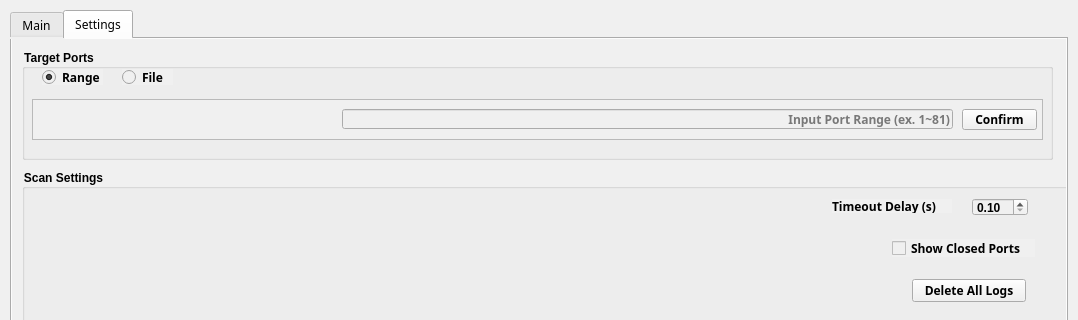
LvMok/TCP-Port-Scanner, file src/Scanner_ui.ui: the form before one commit; both pictures show x 0 to 1078 and y 0 to 320 of the 1078 by 668 pixel window.
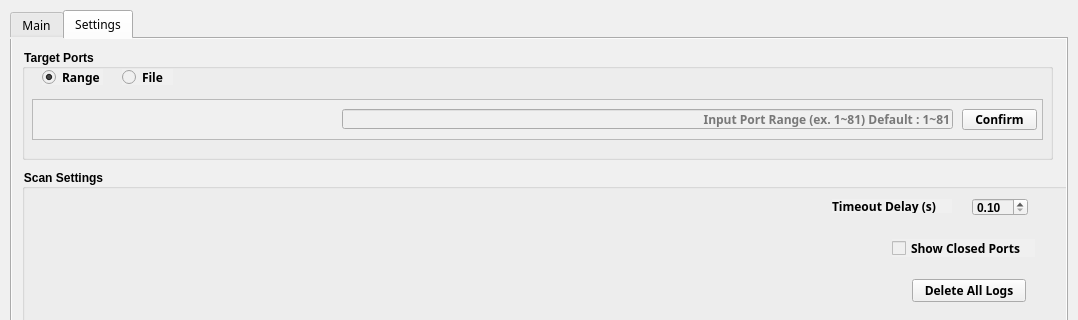
The form after the commit. The open tabs and pages were chosen to show the change. Icons and pictures are not drawn.

Diff of the .ui file:
```diff
--- a/src/Scanner_ui.ui
+++ b/src/Scanner_ui.ui
@@ -15,8 +15,8 @@
   </property>
   <property name="sizePolicy">
    <sizepolicy hsizetype="Expanding" vsizetype="Expanding">
-    <horstretch>1</horstretch>
-    <verstretch>1</verstretch>
+    <horstretch>100</horstretch>
+    <verstretch>100</verstretch>
    </sizepolicy>
   </property>
   <property name="minimumSize">
@@ -27,8 +27,8 @@
   </property>
   <property name="maximumSize">
    <size>
-    <width>16777215</width>
-    <height>16777215</height>
+    <width>1078</width>
+    <height>668</height>
    </size>
   </property>
   <property name="windowTitle">
@@ -41,6 +41,9 @@
   <property name="styleSheet">
    <string notr="true">background-color: rgb(240, 240, 240);</string>
   </property>
+  <property name="tabShape">
+   <enum>QTabWidget::Triangular</enum>
+  </property>
   <widget class="QWidget" name="centralwidget">
    <property name="enabled">
     <bool>true</bool>
@@ -51,7 +54,10 @@
      <verstretch>0</verstretch>
     </sizepolicy>
    </property>
-   <layout class="QGridLayout" name="gridLayout_2">
+   <layout class="QGridLayout" name="gridLayout_2" rowstretch="0" columnstretch="0">
+    <property name="sizeConstraint">
+     <enum>QLayout::SetMaximumSize</enum>
+    </property>
     <property name="leftMargin">
      <number>10</number>
     </property>
@@ -68,7 +74,10 @@
      <number>10</number>
     </property>
     <item row="0" column="0">
-     <layout class="QGridLayout" name="gridLayout">
+     <layout class="QGridLayout" name="gridLayout" rowstretch="0" columnstretch="0">
+      <property name="sizeConstraint">
+       <enum>QLayout::SetMinAndMaxSize</enum>
+      </property>
       <item row="0" column="0">
        <widget class="QTabWidget" name="tabWidget">
         <property name="sizePolicy">
@@ -83,6 +92,9 @@
           <italic>false</italic>
          </font>
         </property>
+        <property name="layoutDirection">
+         <enum>Qt::LeftToRight</enum>
+        </property>
         <property name="currentIndex">
          <number>0</number>
         </property>
@@ -241,6 +253,15 @@
          </widget>
         </widget>
         <widget class="QWidget" name="Setting_Tab">
+         <property name="sizePolicy">
+          <sizepolicy hsizetype="Expanding" vsizetype="Expanding">
+           <horstretch>1</horstretch>
+           <verstretch>1</verstretch>
+          </sizepolicy>
+         </property>
+         <property name="autoFillBackground">
+          <bool>false</bool>
+         </property>
          <attribute name="title">
           <string>Settings</string>
          </attribute>
@@ -253,6 +274,12 @@
             <height>111</height>
            </rect>
           </property>
+          <property name="sizePolicy">
+           <sizepolicy hsizetype="Expanding" vsizetype="Expanding">
+            <horstretch>0</horstretch>
+            <verstretch>0</verstretch>
+           </sizepolicy>
+          </property>
           <property name="font">
            <font>
             <weight>75</weight>
@@ -313,6 +340,12 @@
              <height>41</height>
             </rect>
            </property>
+           <property name="sizePolicy">
+            <sizepolicy hsizetype="Expanding" vsizetype="Expanding">
+             <horstretch>0</horstretch>
+             <verstretch>0</verstretch>
+            </sizepolicy>
+           </property>
            <property name="frameShape">
             <enum>QFrame::StyledPanel</enum>
            </property>
@@ -341,6 +374,12 @@
               <height>20</height>
              </rect>
             </property>
+            <property name="sizePolicy">
+             <sizepolicy hsizetype="Expanding" vsizetype="Expanding">
+              <horstretch>0</horstretch>
+              <verstretch>0</verstretch>
+             </sizepolicy>
+            </property>
             <property name="font">
              <font>
               <family>Cascadia Mono</family>
@@ -366,6 +405,12 @@
              <height>41</height>
             </rect>
            </property>
+           <property name="sizePolicy">
+            <sizepolicy hsizetype="Expanding" vsizetype="Expanding">
+             <horstretch>0</horstretch>
+             <verstretch>0</verstretch>
+            </sizepolicy>
+           </property>
            <property name="frameShape">
             <enum>QFrame::StyledPanel</enum>
            </property>
@@ -381,6 +426,12 @@
               <height>20</height>
              </rect>
             </property>
+            <property name="sizePolicy">
+             <sizepolicy hsizetype="Expanding" vsizetype="Expanding">
+              <horstretch>0</horstretch>
+              <verstretch>0</verstretch>
+             </sizepolicy>
+            </property>
             <property name="font">
              <font>
               <family>Cascadia Mono</family>
@@ -400,7 +451,7 @@
              <set>Qt::AlignRight|Qt::AlignTrailing|Qt::AlignVCenter</set>
             </property>
             <property name="placeholderText">
-             <string notr="true">Input Port Range (ex. 1~81)</string>
+             <string notr="true">Input Port Range (ex. 1~81) Default : 1~81</string>
             </property>
             <property name="clearButtonEnabled">
              <bool>false</bool>
```
Left out of the diff: 99 changed lines with no effect on the pictures.
